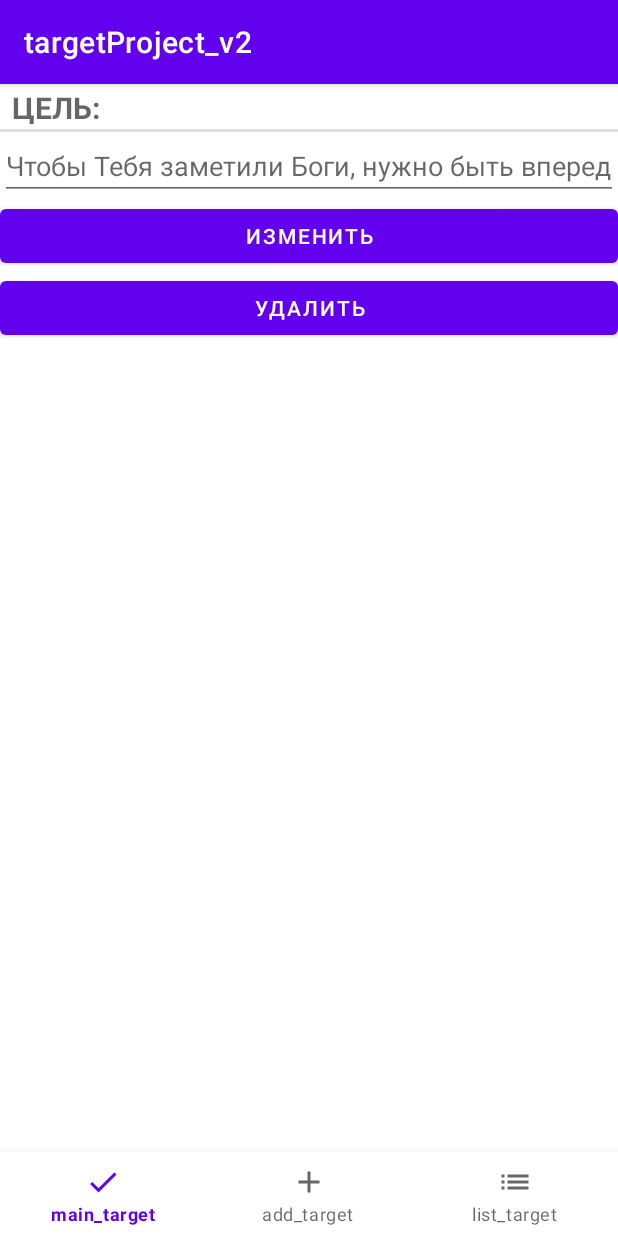
After one commit to Xetcer/AndroidTargetProject_v2, an Android app: the fragment EditTargetFragment placed in its activity, on a phone screen of 412 x 824 dp. The commit adds this screen. Run offline under Robolectric (Android 15) with nearby library versions, the phone set to English and light mode, and no system bars; our stand-ins replace Room's generated code; 1 statement that could not run was skipped.

Commit message:
before add livedata to recyclerView

```diff
--- /dev/null
+++ b/app/src/main/java/xetzer/targetproject_v2/EditTargetFragment.kt
@@ -0,0 +1,66 @@
+package xetzer.targetproject_v2
+
+import android.os.Bundle
+import android.text.Editable
+import android.text.TextWatcher
+import androidx.fragment.app.Fragment
+import android.view.LayoutInflater
+import android.view.View
+import android.view.ViewGroup
+import android.widget.Button
+import android.widget.EditText
+import androidx.fragment.app.activityViewModels
+import xetzer.targetproject_v2.viewModel.SharedViewModel
+
+
+class EditTargetFragment : Fragment() {
+    private lateinit var targetEditText: EditText
+    private lateinit var editTargetButton: Button
+    private lateinit var deleteTargetButton: Button
+    private val sharedViewModel: SharedViewModel by activityViewModels()
+
+    override fun onCreateView(
+        inflater: LayoutInflater, container: ViewGroup?,
+        savedInstanceState: Bundle?
+    ): View? {
+        // Inflate the layout for this fragment
+        val view = inflater.inflate(R.layout.fragment_edit_target, container, false)
+        targetEditText = view.findViewById(R.id.target_edit_text)
+        editTargetButton = view.findViewById(R.id.edit_target_button)
+        deleteTargetButton = view.findViewById(R.id.delete_target_button)
+        editTargetButton.setOnClickListener {
+            // вернемся на предыдущий фрагмент
+            sharedViewModel.editTarget?.let {
+                sharedViewModel.updateTarget(it)
+            }
+            parentFragmentManager.popBackStackImmediate()
+        }
+        deleteTargetButton.setOnClickListener {
+            sharedViewModel.editTarget?.let {
+                sharedViewModel.deleteTarget(it)
+            }
+            parentFragmentManager.popBackStackImmediate()
+        }
+        val text = sharedViewModel.editTarget?.target
+        targetEditText.text = Editable.Factory.getInstance().newEditable(text)
+        return view
+    }
+
+    override fun onStart() {
+        super.onStart()
+        var targetWatcher = object : TextWatcher {
+            override fun beforeTextChanged(p0: CharSequence?, p1: Int, p2: Int, p3: Int) {
+
+            }
+
+            override fun onTextChanged(p0: CharSequence?, p1: Int, p2: Int, p3: Int) {
+                sharedViewModel.editTarget?.target = p0.toString()
+            }
+
+            override fun afterTextChanged(p0: Editable?) {
+
+            }
+        }
+        targetEditText.addTextChangedListener(targetWatcher)
+    }
+}
--- a/app/src/main/java/xetzer/targetproject_v2/TargetAdapter.kt
+++ b/app/src/main/java/xetzer/targetproject_v2/TargetAdapter.kt
@@ -4,7 +4,10 @@ import android.view.LayoutInflater
 import android.view.ViewGroup
 import androidx.recyclerview.widget.RecyclerView
 
-class TargetAdapter(private val targetList: List<TargetClass>) :
+class TargetAdapter(
+    private val targetList: List<TargetClass>,
+    private val listener: (TargetClass) -> Unit
+) :
     RecyclerView.Adapter<TargetViewHolder>() {
     override fun onCreateViewHolder(parent: ViewGroup, viewType: Int): TargetViewHolder {
         val itemView =
@@ -15,6 +18,7 @@ class TargetAdapter(private val targetList: List<TargetClass>) :
     override fun onBindViewHolder(holder: TargetViewHolder, position: Int) {
         val target = targetList[position]
         holder.bind(target)
+        holder.itemView.setOnClickListener { listener(target) }
     }
 
     override fun getItemCount(): Int {
--- /dev/null
+++ b/app/src/main/java/xetzer/targetproject_v2/TargetListCallback.kt
@@ -0,0 +1,5 @@
+package xetzer.targetproject_v2
+
+interface TargetListCallback {
+    fun onTargetSelected(target:TargetClass)
+}
--- a/app/src/main/java/xetzer/targetproject_v2/TargetRepository.kt
+++ b/app/src/main/java/xetzer/targetproject_v2/TargetRepository.kt
@@ -43,6 +43,11 @@ class TargetRepository private constructor (context: Context) {
             targetDao.updateTarget(target)
         }
     }
+    fun deleteTarget(target:TargetClass){
+        executor.execute {
+            targetDao.delete(target)
+        }
+    }
 
 }
 
--- a/app/src/main/java/xetzer/targetproject_v2/viewModel/SharedViewModel.kt
+++ b/app/src/main/java/xetzer/targetproject_v2/viewModel/SharedViewModel.kt
@@ -10,6 +10,7 @@ class SharedViewModel : ViewModel() {
     private val targetRepository = TargetRepository.getInstance()
     var targetList: MutableList<TargetClass> = mutableListOf()
     var targetListTst : LiveData<MutableList<TargetClass>> ? = null
+    var editTarget: TargetClass? = null
 
     fun addTarget(target: TargetClass) {
         targetRepository.addTarget(target)
@@ -25,8 +26,23 @@ class SharedViewModel : ViewModel() {
             }
         }
     }
-    fun getTargetsTest(viewLifecycleOwner: LifecycleOwner) : LiveData<MutableList<TargetClass>> ? {
+    fun getTargetsTest(viewLifecycleOwner: LifecycleOwner): LiveData<MutableList<TargetClass>> ? {
         targetListTst = targetRepository.getTargets()
+        targetListTst?.observe(
+            viewLifecycleOwner
+        ) { targets ->
+            targets?.let {
+                this.targetList = targets
+            }
+        }
         return targetListTst
     }
+
+    fun updateTarget(target:TargetClass){
+        targetRepository.updateTarget(target)
+    }
+
+    fun deleteTarget(target: TargetClass){
+        targetRepository.deleteTarget(target)
+    }
 }
--- /dev/null
+++ b/app/src/main/res/layout/fragment_edit_target.xml
@@ -0,0 +1,44 @@
+<?xml version="1.0" encoding="utf-8"?>
+<androidx.constraintlayout.widget.ConstraintLayout xmlns:android="http://schemas.android.com/apk/res/android"
+    xmlns:app="http://schemas.android.com/apk/res-auto"
+    xmlns:tools="http://schemas.android.com/tools"
+    android:layout_width="match_parent"
+    android:layout_height="match_parent"
+    tools:context=".EditTargetFragment">
+
+    <TextView
+        android:id="@+id/current_target"
+        style="?android:listSeparatorTextViewStyle"
+        android:layout_width="match_parent"
+        android:layout_height="wrap_content"
+        android:text="@string/cur_target"
+        android:textSize="20sp"
+        app:layout_constraintTop_toTopOf="parent" />
+
+    <EditText
+        android:id="@+id/target_edit_text"
+        android:layout_width="match_parent"
+        android:layout_height="wrap_content"
+        android:autofillHints=""
+        android:inputType="text"
+        app:layout_constraintTop_toBottomOf="@id/current_target"
+        android:hint="@string/testTarget"
+        />
+
+    <Button
+        android:id="@+id/edit_target_button"
+        android:layout_width="match_parent"
+        android:layout_height="wrap_content"
+        android:text="@string/editTarget"
+        app:layout_constraintTop_toBottomOf="@id/target_edit_text" />
+
+    <Button
+        android:id="@+id/delete_target_button"
+        android:layout_width="match_parent"
+        android:layout_height="wrap_content"
+        android:text="@string/delete_target"
+        app:layout_constraintTop_toBottomOf="@id/edit_target_button"
+        />
+
+
+</androidx.constraintlayout.widget.ConstraintLayout>
--- a/app/src/main/res/values-night/strings.xml
+++ b/app/src/main/res/values-night/strings.xml
@@ -9,4 +9,7 @@
     <string name="new_target_is_add">Новая цель добавлена</string>
     <string name="target_is_rpt">Такая цель уже есть в списке</string>
     <string name="loadingTarget">Loading targets</string>
+    <string name="testTarget">Чтобы Тебя заметили Боги, нужно быть впереди!</string>
+    <string name="editTarget">ИЗМЕНИТЬ</string>
+    <string name="delete_target">УДАЛИТЬ</string>
 </resources>
--- a/app/src/main/res/values/strings.xml
+++ b/app/src/main/res/values/strings.xml
@@ -13,4 +13,7 @@
     <string name="new_target_is_add">Новая цель добавлена</string>
     <string name="target_is_rpt">Такая цель уже есть в списке</string>
     <string name="loadingTarget">Loading targets</string>
+    <string name="testTarget">Чтобы Тебя заметили Боги, нужно быть впереди!</string>
+    <string name="editTarget">ИЗМЕНИТЬ</string>
+    <string name="delete_target">УДАЛИТЬ</string>
 </resources>
--- a/build.gradle
+++ b/build.gradle
@@ -6,7 +6,7 @@ buildscript {
     }
     dependencies {
         classpath 'com.android.tools.build:gradle:7.1.2'
-        classpath "org.jetbrains.kotlin:kotlin-gradle-plugin:1.6.0"
+        classpath 'org.jetbrains.kotlin:kotlin-gradle-plugin:1.6.10'
 
         // NOTE: Do not place your application dependencies here; they belong
         // in the individual module build.gradle files
```
Also changed, not shown: app/src/main/java/xetzer/targetproject_v2/ListTargetFragment.kt (+17 -2 lines), app/src/main/java/xetzer/targetproject_v2/MainActivity.kt (+10 -1 lines).
